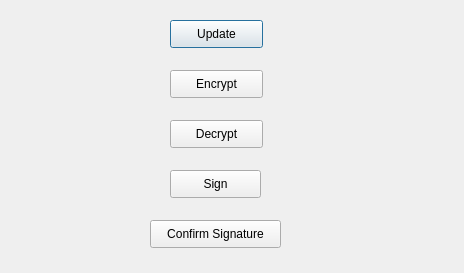
Qt form Functions.ui (minhhuy00600/ANMT_Project1) before a commit.
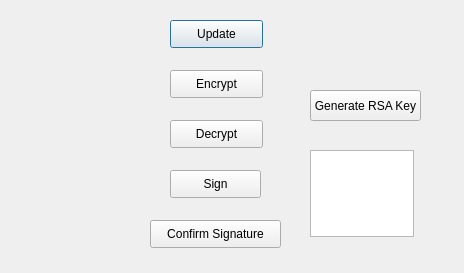
The same form after that commit.

The edit to the form file:
```diff
--- a/Functions.ui
+++ b/Functions.ui
@@ -78,6 +78,38 @@
     <string>Sign</string>
    </property>
   </widget>
+  <widget class="QPushButton" name="generate_key">
+   <property name="geometry">
+    <rect>
+     <x>310</x>
+     <y>90</y>
+     <width>111</width>
+     <height>31</height>
+    </rect>
+   </property>
+   <property name="cursor">
+    <cursorShape>PointingHandCursor</cursorShape>
+   </property>
+   <property name="text">
+    <string>Generate RSA Key</string>
+   </property>
+  </widget>
+  <widget class="QTextEdit" name="noti_text">
+   <property name="geometry">
+    <rect>
+     <x>310</x>
+     <y>150</y>
+     <width>104</width>
+     <height>87</height>
+    </rect>
+   </property>
+   <property name="toolTipDuration">
+    <number>-1</number>
+   </property>
+   <property name="readOnly">
+    <bool>true</bool>
+   </property>
+  </widget>
  </widget>
  <resources/>
  <connections/>
```
Left out of the diff: 15 changed lines with no effect on the pictures.
